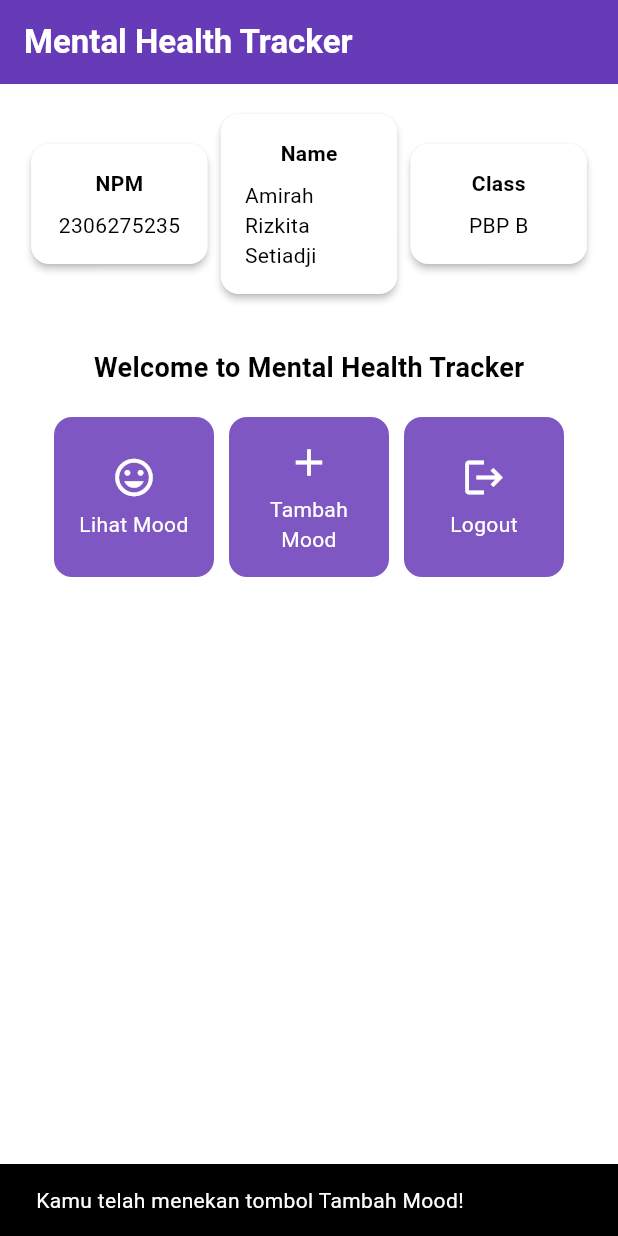
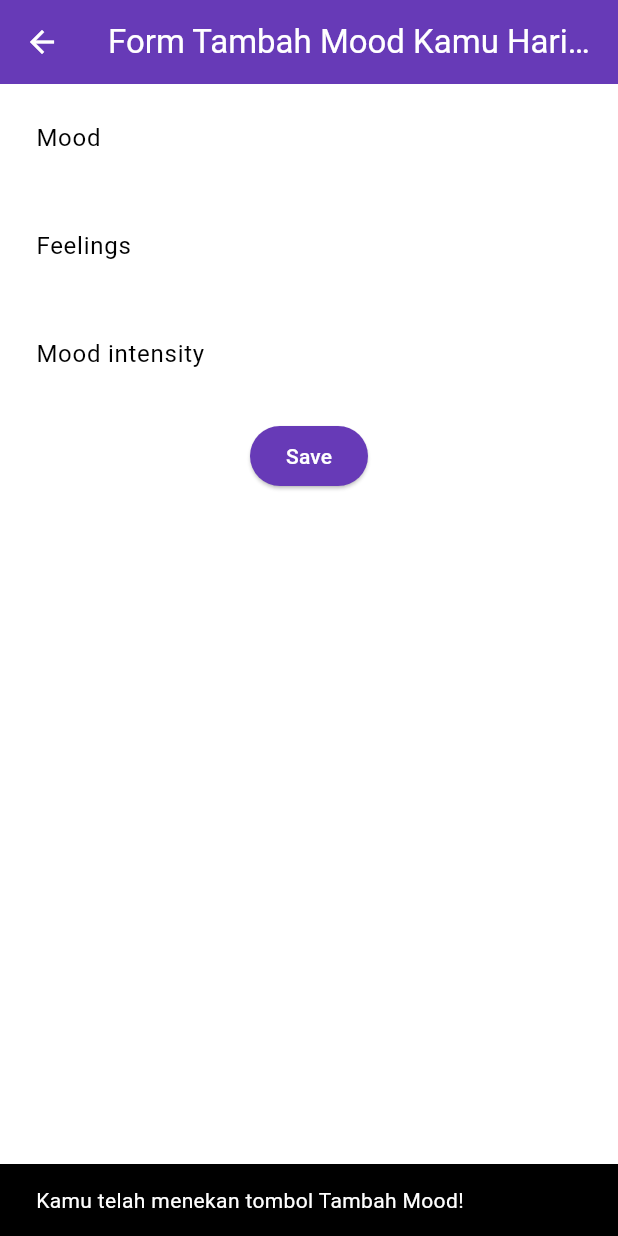
Before and after one commit to amirahsetiadji/mental-health-tracker-mobile, a Flutter app: the screen it shows after launch, after a tap on "Tambah Mood", on a phone screen of 412 x 824 dp. Run offline on Flutter 3.47's test engine with Material 3 defaults, Android fonts, the phone set to English and light mode, and no system bars.

Commit message:
tutorial 7 selesaii

```diff
--- a/lib/main.dart
+++ b/lib/main.dart
@@ -1,5 +1,5 @@
-import 'package:mental_health_tracker/menu.dart';
 import 'package:flutter/material.dart';
+import 'package:mental_health_tracker/screens/menu.dart';
 
 void main() {
   runApp(const MyApp());
@@ -8,17 +8,32 @@ void main() {
 class MyApp extends StatelessWidget {
   const MyApp({super.key});
 
+  // This widget is the root of your application.
   @override
   Widget build(BuildContext context) {
     return MaterialApp(
       title: 'Flutter Demo',
       theme: ThemeData(
+        // This is the theme of your application.
+        //
+        // TRY THIS: Try running your application with "flutter run". You'll see
+        // the application has a purple toolbar. Then, without quitting the app,
+        // try changing the seedColor in the colorScheme below to Colors.green
+        // and then invoke "hot reload" (save your changes or press the "hot
+        // reload" button in a Flutter-supported IDE, or press "r" if you used
+        // the command line to start the app).
+        //
+        // Notice that the counter didn't reset back to zero; the application
+        // state is not lost during the reload. To reset the state, use hot
+        // restart instead.
+        //
+        // This works for code too, not just values: Most code changes can be
+        // tested with just a hot reload.
         colorScheme: ColorScheme.fromSwatch(
-          primarySwatch: Colors.deepPurple,
+              primarySwatch: Colors.deepPurple,
         ).copyWith(secondary: Colors.deepPurple[400]),
-        useMaterial3: true,
       ),
-      home: const MyHomePage(),
+      home: MyHomePage(),
     );
   }
 }
--- a/lib/menu.dart
+++ b/lib/screens/menu.dart
@@ -1,16 +1,27 @@
 import 'package:flutter/material.dart';
+import 'package:mental_health_tracker/widgets/left_drawer.dart';
+import 'package:mental_health_tracker/widgets/mood_card.dart';
 
 class MyHomePage extends StatelessWidget {
-  final String npm = '2306275235'; // NPM
-  final String name = 'Amirah Rizkita Setiadji'; // Nama
+  final String npm = '2306245711'; // NPM
+  final String name = 'Waode Inaya Diza M'; // Nama
   final String className = 'PBP B'; // Kelas
 
-  const MyHomePage({super.key});
+  final List<ItemHomepage> items = [
+         ItemHomepage("Lihat Mood", Icons.mood),
+         ItemHomepage("Tambah Mood", Icons.add),
+         ItemHomepage("Logout", Icons.logout),
+     ];
+
+  MyHomePage({super.key});
 
   @override
   Widget build(BuildContext context) {
+    // Scaffold menyediakan struktur dasar halaman dengan AppBar dan body.
     return Scaffold(
+      // AppBar adalah bagian atas halaman yang menampilkan judul.
       appBar: AppBar(
+        // Judul aplikasi "Mental Health Tracker" dengan teks putih dan tebal.
         title: const Text(
           'Mental Health Tracker',
           style: TextStyle(
@@ -18,13 +29,19 @@ class MyHomePage extends StatelessWidget {
             fontWeight: FontWeight.bold,
           ),
         ),
+        // Warna latar belakang AppBar diambil dari skema warna tema aplikasi.
         backgroundColor: Theme.of(context).colorScheme.primary,
+        iconTheme: const IconThemeData(color: Colors.white),
       ),
+      drawer: const LeftDrawer(),
+      // Body halaman dengan padding di sekelilingnya.
       body: Padding(
         padding: const EdgeInsets.all(16.0),
+        // Menyusun widget secara vertikal dalam sebuah kolom.
         child: Column(
           crossAxisAlignment: CrossAxisAlignment.center,
           children: [
+            // Row untuk menampilkan 3 InfoCard secara horizontal.
             Row(
               mainAxisAlignment: MainAxisAlignment.spaceEvenly,
               children: [
@@ -33,10 +50,17 @@ class MyHomePage extends StatelessWidget {
                 InfoCard(title: 'Class', content: className),
               ],
             ),
+
+            // Memberikan jarak vertikal 16 unit.
             const SizedBox(height: 16.0),
+
+            // Menempatkan widget berikutnya di tengah halaman.
             Center(
               child: Column(
+                // Menyusun teks dan grid item secara vertikal.
+
                 children: [
+                  // Menampilkan teks sambutan dengan gaya tebal dan ukuran 18.
                   const Padding(
                     padding: EdgeInsets.only(top: 16.0),
                     child: Text(
@@ -47,14 +71,19 @@ class MyHomePage extends StatelessWidget {
                       ),
                     ),
                   ),
+
+                  // Grid untuk menampilkan ItemCard dalam bentuk grid 3 kolom.
                   GridView.count(
                     primary: true,
                     padding: const EdgeInsets.all(20),
                     crossAxisSpacing: 10,
                     mainAxisSpacing: 10,
                     crossAxisCount: 3,
+                    // Agar grid menyesuaikan tinggi kontennya.
                     shrinkWrap: true,
-                    children: ItemHomepage.items.map((ItemHomepage item) {
+
+                    // Menampilkan ItemCard untuk setiap item dalam list items.
+                    children: items.map((ItemHomepage item) {
                       return ItemCard(item);
                     }).toList(),
                   ),
@@ -68,19 +97,25 @@ class MyHomePage extends StatelessWidget {
   }
 }
 
+
 class InfoCard extends StatelessWidget {
-  final String title;
-  final String content;
+  // Kartu informasi yang menampilkan title dan content.
+
+  final String title;  // Judul kartu.
+  final String content;  // Isi kartu.
 
   const InfoCard({super.key, required this.title, required this.content});
 
   @override
   Widget build(BuildContext context) {
     return Card(
+      // Membuat kotak kartu dengan bayangan dibawahnya.
       elevation: 2.0,
       child: Container(
-        width: MediaQuery.of(context).size.width / 3.5,
+        // Mengatur ukuran dan jarak di dalam kartu.
+        width: MediaQuery.of(context).size.width / 3.5, // menyesuaikan dengan lebar device yang digunakan.
         padding: const EdgeInsets.all(16.0),
+        // Menyusun title dan content secara vertikal.
         child: Column(
           children: [
             Text(
@@ -95,60 +130,3 @@ class InfoCard extends StatelessWidget {
     );
   }
 }
-
-class ItemHomepage {
-  final String name;
-  final IconData icon;
-
-  ItemHomepage(this.name, this.icon);
-
-  static final List<ItemHomepage> items = [
-    ItemHomepage("Lihat Mood", Icons.mood),
-    ItemHomepage("Tambah Mood", Icons.add),
-    ItemHomepage("Logout", Icons.logout),
-  ];
-}
-
-class ItemCard extends StatelessWidget {
-  final ItemHomepage item;
-
-  const ItemCard(this.item, {super.key});
-
-  @override
-  Widget build(BuildContext context) {
-    return Material(
-      color: Theme.of(context).colorScheme.secondary,
-      borderRadius: BorderRadius.circular(12),
-      child: InkWell(
-        onTap: () {
-          ScaffoldMessenger.of(context)
-            ..hideCurrentSnackBar()
-            ..showSnackBar(
-              SnackBar(content: Text("Kamu telah menekan tombol ${item.name}!"))
-            );
-        },
-        child: Container(
-          padding: const EdgeInsets.all(8),
-          child: Center(
-            child: Column(
-              mainAxisAlignment: MainAxisAlignment.center,
-              children: [
-                Icon(
-                  item.icon,
-                  color: Colors.white,
-                  size: 30.0,
-                ),
-                const Padding(padding: EdgeInsets.all(3)),
-                Text(
-                  item.name,
-                  textAlign: TextAlign.center,
-                  style: const TextStyle(color: Colors.white),
-                ),
-              ],
-            ),
-          ),
-        ),
-      ),
-    );
-  }
-}
--- /dev/null
+++ b/lib/screens/moodentry_form.dart
@@ -0,0 +1,159 @@
+import 'package:flutter/material.dart';
+
+class MoodEntryFormPage extends StatefulWidget {
+  const MoodEntryFormPage({super.key});
+
+  @override
+  State<MoodEntryFormPage> createState() => _MoodEntryFormPageState();
+}
+
+class _MoodEntryFormPageState extends State<MoodEntryFormPage> {
+  final _formKey = GlobalKey<FormState>();
+  String _mood = "";
+  String _feelings = "";
+  int _moodIntensity = 0;
+
+  @override
+  Widget build(BuildContext context) {
+    return Scaffold(
+      appBar: AppBar(
+        title: const Center(
+          child: Text(
+            'Form Tambah Mood Kamu Hari ini',
+          ),
+        ),
+        backgroundColor: Theme.of(context).colorScheme.primary,
+        foregroundColor: Colors.white,
+      ),
+      body: Form(
+        key: _formKey,
+        child: SingleChildScrollView(
+          child: Column(
+            crossAxisAlignment: CrossAxisAlignment.start,
+            children: [
+              Padding(
+                padding: const EdgeInsets.all(8.0),
+                child: TextFormField(
+                  decoration: InputDecoration(
+                    hintText: "Mood",
+                    labelText: "Mood",
+                    border: OutlineInputBorder(
+                      borderRadius: BorderRadius.circular(5.0),
+                    ),
+                  ),
+                  onChanged: (String? value) {
+                    setState(() {
+                      _mood = value!;
+                    });
+                  },
+                  validator: (String? value) {
+                    if (value == null || value.isEmpty) {
+                      return "Mood tidak boleh kosong!";
+                    }
+                    return null;
+                  },
+                ),
+              ),
+              Padding(
+                padding: const EdgeInsets.all(8.0),
+                child: TextFormField(
+                  decoration: InputDecoration(
+                    hintText: "Feelings",
+                    labelText: "Feelings",
+                    border: OutlineInputBorder(
+                      borderRadius: BorderRadius.circular(5.0),
+                    ),
+                  ),
+                  onChanged: (String? value) {
+                    setState(() {
+                      _feelings = value!;
+                    });
+                  },
+                  validator: (String? value) {
+                    if (value == null || value.isEmpty) {
+                      return "Feelings tidak boleh kosong!";
+                    }
+                    return null;
+                  },
+                ),
+              ),
+              Padding(
+                padding: const EdgeInsets.all(8.0),
+                child: TextFormField(
+                  decoration: InputDecoration(
+                    hintText: "Mood intensity",
+                    labelText: "Mood intensity",
+                    border: OutlineInputBorder(
+                      borderRadius: BorderRadius.circular(5.0),
+                    ),
+                  ),
+                  onChanged: (String? value) {
+                    setState(() {
+                      _moodIntensity = int.tryParse(value!) ?? 0;
+                    });
+                  },
+                  validator: (String? value) {
+                    if (value == null || value.isEmpty) {
+                      return "Mood intensity tidak boleh kosong!";
+                    }
+                    if (int.tryParse(value) == null) {
+                      return "Mood intensity harus berupa angka!";
+                    }
+                    return null;
+                  },
+                ),
+              ),
+              Align(
+                alignment: Alignment.bottomCenter,
+                child: Padding(
+                  padding: const EdgeInsets.all(8.0),
+                  child: ElevatedButton(
+                    style: ButtonStyle(
+                      backgroundColor: MaterialStateProperty.all(
+                          Theme.of(context).colorScheme.primary),
+                    ),
+                    onPressed: () {
+                      if (_formKey.currentState!.validate()) {
+                        showDialog(
+                          context: context,
+                          builder: (context) {
+                            return AlertDialog(
+                              title: const Text('Mood berhasil tersimpan'),
+                              content: SingleChildScrollView(
+                                child: Column(
+                                  crossAxisAlignment: CrossAxisAlignment.start,
+                                  children: [
+                                    Text('Mood: $_mood'),
+                                    Text('Feelings: $_feelings'),
+                                    Text('Mood Intensity: $_moodIntensity'),
+                                  ],
+                                ),
+                              ),
+                              actions: [
+                                TextButton(
+                                  child: const Text('OK'),
+                                  onPressed: () {
+                                    Navigator.pop(context);
+                                    _formKey.currentState!.reset();
+                                  },
+                                ),
+                              ],
+                            );
+                          },
+                        );
+                      }
+                    },
+                    child: const Text(
+                      "Save",
+                      style: TextStyle(color: Colors.white),
+                    ),
+                  ),
+                ),
+              ),
+            ],
+          ),
+        ),
+      ),
+    );
+  }
+}
--- /dev/null
+++ b/lib/widgets/left_drawer.dart
@@ -0,0 +1,69 @@
+import 'package:flutter/material.dart';
+import 'package:mental_health_tracker/screens/menu.dart';
+import 'package:mental_health_tracker/screens/moodentry_form.dart';
+
+class LeftDrawer extends StatelessWidget {
+  const LeftDrawer({super.key});
+
+  @override
+  Widget build(BuildContext context) {
+    return Drawer(
+      child: ListView(
+        children: [
+          DrawerHeader(
+
+    decoration: BoxDecoration(
+      color: Theme.of(context).colorScheme.primary,
+    ),
+    child: const Column(
+      children: [
+        Text(
+          'Mental Health Tracker',
+          textAlign: TextAlign.center,
+          style: TextStyle(
+            fontSize: 24,
+            fontWeight: FontWeight.bold,
+            color: Colors.white,
+          ),
+        ),
+        Padding(padding: EdgeInsets.all(8)),
+        Text(
+          "Ayo jaga kesehatan mentalmu setiap hari disini!",
+          textAlign: TextAlign.center,
+          style: TextStyle(
+            fontSize: 15,
+            color: Colors.white,
+            fontWeight: FontWeight.normal,
+          ),
+        ),
+      ],
+    ),
+          ),
+  ListTile(
+    leading: const Icon(Icons.home_outlined),
+    title: const Text('Halaman Utama'),
+    // Bagian redirection ke MyHomePage
+    onTap: () {
+      Navigator.pushReplacement(
+          context,
+          MaterialPageRoute(
+            builder: (context) => MyHomePage(),
+          ));
+    },
+  ),
+  ListTile(
+    leading: const Icon(Icons.mood),
+    title: const Text('Tambah Mood'),
+    // Bagian redirection ke MoodEntryFormPage
+    onTap: () {
+      Navigator.push(
+          context,
+          MaterialPageRoute(
+            builder: (context) => const MoodEntryFormPage(),
+          ));
+    },
+  ),        ],
+      ),
+    );
+  }
+}
--- /dev/null
+++ b/lib/widgets/mood_card.dart
@@ -0,0 +1,70 @@
+import 'package:flutter/material.dart';
+import 'package:mental_health_tracker/screens/moodentry_form.dart';
+
+class ItemCard extends StatelessWidget {
+  // Menampilkan kartu dengan ikon dan nama.
+
+  final ItemHomepage item;
+
+  const ItemCard(this.item, {super.key});
+
+  @override
+  Widget build(BuildContext context) {
+    return Material(
+      // Menentukan warna latar belakang dari tema aplikasi.
+      color: Theme.of(context).colorScheme.secondary,
+      // Membuat sudut kartu melengkung.
+      borderRadius: BorderRadius.circular(12),
+
+      child: InkWell(
+        // Aksi ketika kartu ditekan.
+        onTap: () {
+        // Memunculkan SnackBar ketika diklik
+        ScaffoldMessenger.of(context)
+          ..hideCurrentSnackBar()
+          ..showSnackBar(SnackBar(
+              content: Text("Kamu telah menekan tombol ${item.name}!")));
+
+        // Navigate ke route yang sesuai (tergantung jenis tombol)
+        if (item.name == "Tambah Mood") {
+          Navigator.push(
+            context,
+            MaterialPageRoute(builder: (context) => const MoodEntryFormPage()),
+          );
+        }
+      },
+        // Container untuk menyimpan Icon dan Text
+        child: Container(
+          padding: const EdgeInsets.all(8),
+          child: Center(
+            child: Column(
+              // Menyusun ikon dan teks di tengah kartu.
+              mainAxisAlignment: MainAxisAlignment.center,
+              children: [
+                Icon(
+                  item.icon,
+                  color: Colors.white,
+                  size: 30.0,
+                ),
+                const Padding(padding: EdgeInsets.all(3)),
+                Text(
+                  item.name,
+                  textAlign: TextAlign.center,
+                  style: const TextStyle(color: Colors.white),
+                ),
+              ],
+            ),
+          ),
+        ),
+      ),
+    );
+  }
+
+}
+
+class ItemHomepage {
+    final String name;
+    final IconData icon;
+
+    ItemHomepage(this.name, this.icon);
+}
```
